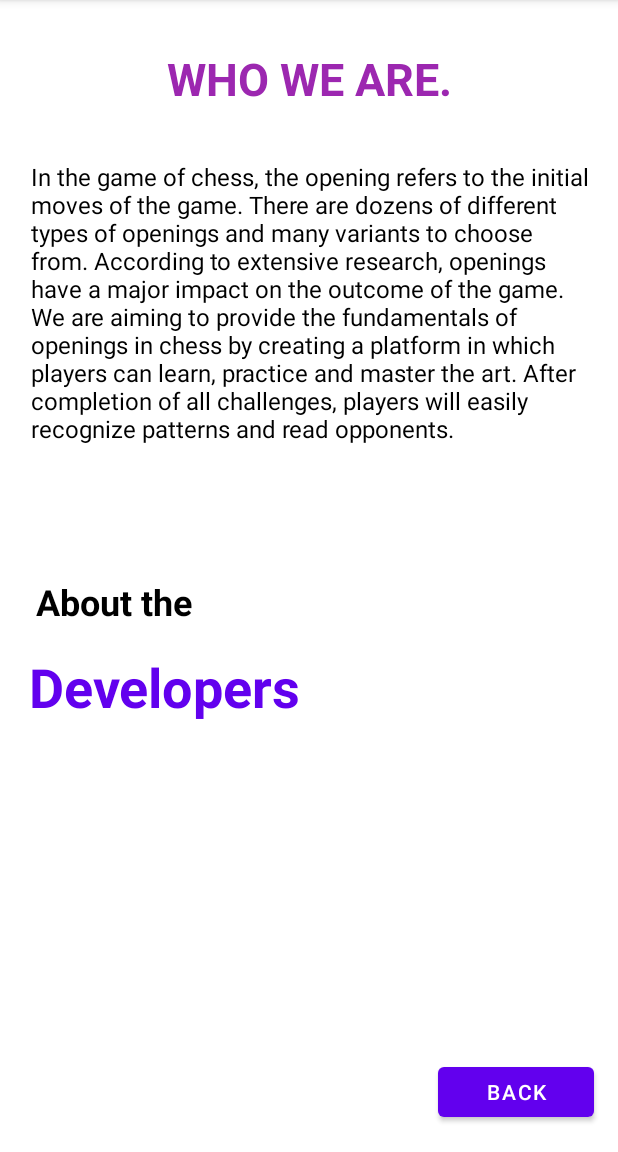
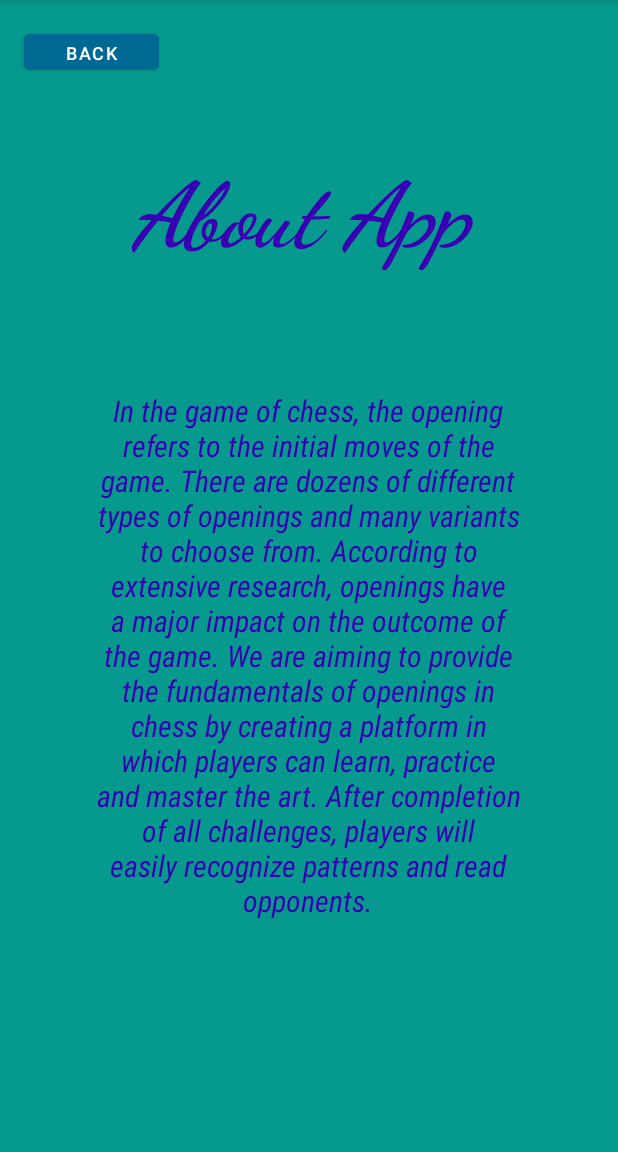
Before and after one commit to Amir228322/Project, an Android app: the About_us screen opened directly, with no data from a screen before it, on a phone screen of 412 x 824 dp, the part 84-1236 px from its top. Run offline under Robolectric (Android 15) with nearby library versions, the phone set to English and light mode, and no system bars.

Commit message:
updated about us for app design

```diff
--- a/app/src/main/java/com/example/project/About_us.java
+++ b/app/src/main/java/com/example/project/About_us.java
@@ -5,6 +5,7 @@ import androidx.appcompat.app.AppCompatActivity;
 import android.content.Intent;
 import android.os.Bundle;
 import android.view.View;
+import android.view.Window;
 
 public class About_us extends AppCompatActivity {
 
--- a/app/src/main/java/com/example/project/carokan_opening.java
+++ b/app/src/main/java/com/example/project/carokan_opening.java
@@ -106,6 +106,12 @@ public class carokan_opening extends AppCompatActivity {
         ((TextView) findViewById(R.id.count_check_c)).setVisibility(View.VISIBLE);
 
         alertDialog_1();
+    }
+
+    protected void onDestroy(){
+        super.onDestroy();
+        Intent openings_intent_back1 = new Intent(this, MainActivity.class);
+        startActivity(openings_intent_back1);
     }
 
     public void onClick_car_next(View view) {
--- a/app/src/main/res/layout/about_us.xml
+++ b/app/src/main/res/layout/about_us.xml
@@ -1,119 +1,58 @@
 <?xml version="1.0" encoding="utf-8"?>
-<androidx.constraintlayout.widget.ConstraintLayout
-    xmlns:android="http://schemas.android.com/apk/res/android"
+<androidx.constraintlayout.widget.ConstraintLayout xmlns:android="http://schemas.android.com/apk/res/android"
     xmlns:app="http://schemas.android.com/apk/res-auto"
     xmlns:tools="http://schemas.android.com/tools"
     android:layout_width="match_parent"
-    android:layout_height="match_parent">
+    android:layout_height="match_parent"
+    android:background="#069A8E">
+
+    <Button
+        android:id="@+id/back_about_us"
+        android:layout_width="90dp"
+        android:layout_height="36dp"
+        android:backgroundTint="#006993"
+        android:onClick="onClick_about_back"
+        android:text="Back"
+        android:textSize="12sp"
+        app:layout_constraintBottom_toBottomOf="parent"
+        app:layout_constraintEnd_toEndOf="parent"
+        app:layout_constraintHorizontal_bias="0.05"
+        app:layout_constraintStart_toStartOf="parent"
+        app:layout_constraintTop_toTopOf="parent"
+        app:layout_constraintVertical_bias="0.023" />
 
     <TextView
         android:id="@+id/textView2"
-        android:layout_width="wrap_content"
-        android:layout_height="40dp"
-        android:text="@string/who_we_are"
-        android:textColor="#9C27B0"
-        android:textSize="30sp"
-        android:textStyle="bold"
+        android:layout_width="263dp"
+        android:layout_height="75dp"
+        android:fontFamily="cursive"
+        android:text="About App"
+        android:textAllCaps="false"
+        android:textColor="@color/purple_700"
+        android:textSize="60sp"
+        android:textStyle="bold|italic"
         app:layout_constraintBottom_toBottomOf="parent"
         app:layout_constraintEnd_toEndOf="parent"
+        app:layout_constraintHorizontal_bias="0.594"
         app:layout_constraintStart_toStartOf="parent"
         app:layout_constraintTop_toTopOf="parent"
-        app:layout_constraintVertical_bias="0.044" />
-
-    <TextView
-        android:id="@+id/textView6"
-        android:layout_width="117dp"
-        android:layout_height="33dp"
-        android:text="@string/about_the"
-        android:textColor="#000000"
-        android:textSize="24sp"
-        android:textStyle="bold"
-        app:layout_constraintBottom_toBottomOf="parent"
-        app:layout_constraintEnd_toEndOf="parent"
-        app:layout_constraintHorizontal_bias="0.081"
-        app:layout_constraintStart_toStartOf="parent"
-        app:layout_constraintTop_toTopOf="parent"
-        app:layout_constraintVertical_bias="0.524" />
-
-    <TextView
-        android:id="@+id/textView4"
-        android:layout_width="374dp"
-        android:layout_height="46dp"
-        android:text="@string/developers"
-        android:textColor="@color/purple_500"
-        android:textSize="36sp"
-        android:textStyle="bold"
-        app:layout_constraintBottom_toBottomOf="parent"
-        app:layout_constraintEnd_toEndOf="parent"
-        app:layout_constraintHorizontal_bias="0.513"
-        app:layout_constraintStart_toStartOf="parent"
-        app:layout_constraintTop_toTopOf="parent"
-        app:layout_constraintVertical_bias="0.6" />
-
-    <ImageView
-        android:id="@+id/imageView3"
-        android:layout_width="113dp"
-        android:layout_height="111dp"
-        android:contentDescription="@string/todo"
-        app:layout_constraintBottom_toBottomOf="parent"
-        app:layout_constraintEnd_toEndOf="parent"
-        app:layout_constraintHorizontal_bias="0.053"
-        app:layout_constraintStart_toStartOf="parent"
-        app:layout_constraintTop_toTopOf="parent"
-        app:layout_constraintVertical_bias="0.775"
-        tools:srcCompat="@tools:sample/avatars" />
-
-    <ImageView
-        android:id="@+id/imageView4"
-        android:layout_width="128dp"
-        android:layout_height="111dp"
-        android:contentDescription="@string/todo"
-        app:layout_constraintBottom_toBottomOf="parent"
-        app:layout_constraintEnd_toEndOf="parent"
-        app:layout_constraintHorizontal_bias="0.498"
-        app:layout_constraintStart_toStartOf="parent"
-        app:layout_constraintTop_toTopOf="parent"
-        app:layout_constraintVertical_bias="0.775"
-        tools:srcCompat="@tools:sample/avatars" />
-
-    <ImageView
-        android:id="@+id/imageView5"
-        android:layout_width="113dp"
-        android:layout_height="111dp"
-        android:contentDescription="@string/todo"
-        app:layout_constraintBottom_toBottomOf="parent"
-        app:layout_constraintEnd_toEndOf="parent"
-        app:layout_constraintHorizontal_bias="0.939"
-        app:layout_constraintStart_toStartOf="parent"
-        app:layout_constraintTop_toTopOf="parent"
-        app:layout_constraintVertical_bias="0.775"
-        tools:srcCompat="@tools:sample/avatars" />
+        app:layout_constraintVertical_bias="0.153" />
 
     <TextView
         android:id="@+id/textView5"
-        android:layout_width="375dp"
-        android:layout_height="210dp"
+        android:layout_width="292dp"
+        android:layout_height="489dp"
+        android:fontFamily="sans-serif-condensed"
         android:text="@string/in_the_game_of_chess_the_opening_refers_to_the_initial_moves_of_the_game_there_are_dozens_of_different_types_of_openings_and_many_variants_to_choose_from_according_to_extensive_research_openings_have_a_major_impact_on_the_outcome_of_the_game_we_are_aiming_to_provide_the_fundamentals_of_openings_in_chess_by_creating_a_platform_in_which_players_can_learn_practice_and_master_the_art_after_completion_of_all_challenges_players_will_easily_recognize_patterns_and_read_opponents"
-        android:textColor="#000000"
-        android:textSize="16sp"
+        android:textAlignment="center"
+        android:textColor="@color/purple_700"
+        android:textSize="20sp"
+        android:textStyle="italic"
         app:layout_constraintBottom_toBottomOf="parent"
         app:layout_constraintEnd_toEndOf="parent"
-        app:layout_constraintHorizontal_bias="0.555"
+        app:layout_constraintHorizontal_bias="0.495"
         app:layout_constraintStart_toStartOf="parent"
         app:layout_constraintTop_toTopOf="parent"
-        app:layout_constraintVertical_bias="0.191" />
-
-    <Button
-        android:id="@+id/button2"
-        android:layout_width="104dp"
-        android:layout_height="45dp"
-        android:onClick="onClick_about_back"
-        android:text="@string/back"
-        app:layout_constraintBottom_toBottomOf="parent"
-        app:layout_constraintEnd_toEndOf="parent"
-        app:layout_constraintHorizontal_bias="0.947"
-        app:layout_constraintStart_toStartOf="parent"
-        app:layout_constraintTop_toTopOf="parent"
-        app:layout_constraintVertical_bias="0.976" />
+        app:layout_constraintVertical_bias="0.933" />
 
 </androidx.constraintlayout.widget.ConstraintLayout>
```
